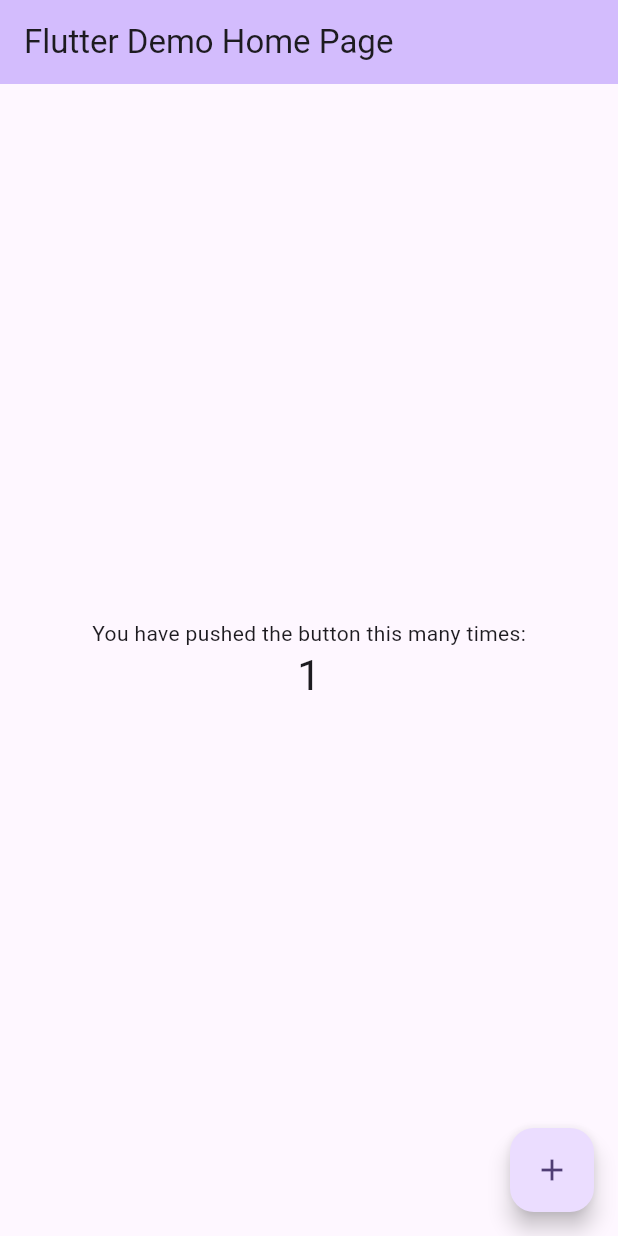
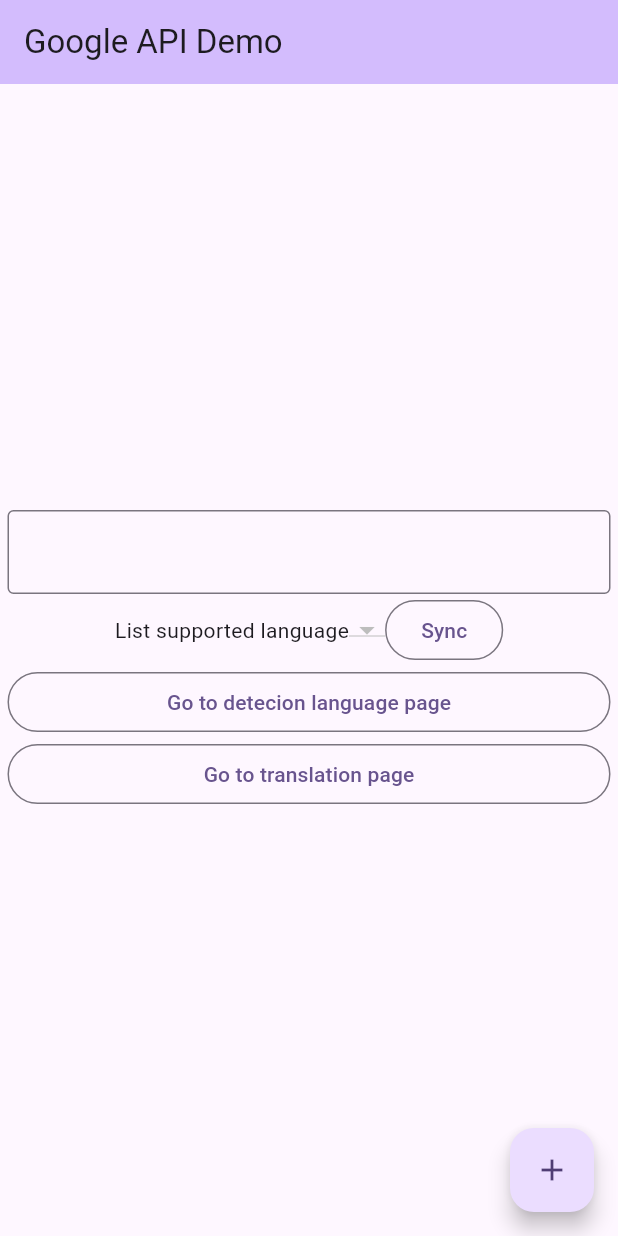
Before and after one commit to phithang711/google_translation, a Flutter app: the MyHomePage screen opened directly, after a tap on the "add" icon, on a phone screen of 412 x 824 dp. Run offline on Flutter 3.47's test engine with Material 3 defaults, Android fonts, the phone set to English and light mode, and no system bars; our stand-ins replace dio.

Commit message:
[Add] Add update translation

```diff
--- a/example/google_transalation_example/lib/main.dart
+++ b/example/google_transalation_example/lib/main.dart
@@ -1,4 +1,10 @@
 import 'package:flutter/material.dart';
+import 'package:google_translation/google_translation.dart';
+
+// How to get API Key found here
+// https://cloud.google.com/translate/docs/setup
+const googleTranslateAPIKey = "";
+final googleTranslation = GoogleTranslator();
 
 void main() {
   runApp(const MyApp());
@@ -7,46 +13,21 @@ void main() {
 class MyApp extends StatelessWidget {
   const MyApp({super.key});
 
-  // This widget is the root of your application.
   @override
   Widget build(BuildContext context) {
     return MaterialApp(
-      title: 'Flutter Demo',
+      title: 'Flutter Translation Demo',
       theme: ThemeData(
-        // This is the theme of your application.
-        //
-        // TRY THIS: Try running your application with "flutter run". You'll see
-        // the application has a purple toolbar. Then, without quitting the app,
-        // try changing the seedColor in the colorScheme below to Colors.green
-        // and then invoke "hot reload" (save your changes or press the "hot
-        // reload" button in a Flutter-supported IDE, or press "r" if you used
-        // the command line to start the app).
-        //
-        // Notice that the counter didn't reset back to zero; the application
-        // state is not lost during the reload. To reset the state, use hot
-        // restart instead.
-        //
-        // This works for code too, not just values: Most code changes can be
-        // tested with just a hot reload.
         colorScheme: ColorScheme.fromSeed(seedColor: Colors.deepPurple),
         useMaterial3: true,
       ),
-      home: const MyHomePage(title: 'Flutter Demo Home Page'),
+      home: const MyHomePage(title: 'Google API Demo'),
     );
   }
 }
 
 class MyHomePage extends StatefulWidget {
   const MyHomePage({super.key, required this.title});
-
-  // This widget is the home page of your application. It is stateful, meaning
-  // that it has a State object (defined below) that contains fields that affect
-  // how it looks.
-
-  // This class is the configuration for the state. It holds the values (in this
-  // case the title) provided by the parent (in this case the App widget) and
-  // used by the build method of the State. Fields in a Widget subclass are
-  // always marked "final".
 
   final String title;
 
@@ -55,71 +36,79 @@ class MyHomePage extends StatefulWidget {
 }
 
 class _MyHomePageState extends State<MyHomePage> {
-  int _counter = 0;
+  final TextEditingController apiKeyTextFieldController =
+      TextEditingController(text: googleTranslateAPIKey);
+  List<String> listSupportedLangauges = [];
+  String dropDownValue = "";
 
-  void _incrementCounter() {
-    setState(() {
-      // This call to setState tells the Flutter framework that something has
-      // changed in this State, which causes it to rerun the build method below
-      // so that the display can reflect the updated values. If we changed
-      // _counter without calling setState(), then the build method would not be
-      // called again, and so nothing would appear to happen.
-      _counter++;
-    });
+  void _incrementCounter() {}
+
+  @override
+  void initState() {
+    super.initState();
   }
 
   @override
   Widget build(BuildContext context) {
-    // This method is rerun every time setState is called, for instance as done
-    // by the _incrementCounter method above.
-    //
-    // The Flutter framework has been optimized to make rerunning build methods
-    // fast, so that you can just rebuild anything that needs updating rather
-    // than having to individually change instances of widgets.
     return Scaffold(
       appBar: AppBar(
-        // TRY THIS: Try changing the color here to a specific color (to
-        // Colors.amber, perhaps?) and trigger a hot reload to see the AppBar
-        // change color while the other colors stay the same.
         backgroundColor: Theme.of(context).colorScheme.inversePrimary,
-        // Here we take the value from the MyHomePage object that was created by
-        // the App.build method, and use it to set our appbar title.
         title: Text(widget.title),
       ),
       body: Center(
-        // Center is a layout widget. It takes a single child and positions it
-        // in the middle of the parent.
+        child: Padding(
+          padding: const EdgeInsets.all(5.0),
           child: Column(
-          // Column is also a layout widget. It takes a list of children and
-          // arranges them vertically. By default, it sizes itself to fit its
-          // children horizontally, and tries to be as tall as its parent.
-          //
-          // Column has various properties to control how it sizes itself and
-          // how it positions its children. Here we use mainAxisAlignment to
-          // center the children vertically; the main axis here is the vertical
-          // axis because Columns are vertical (the cross axis would be
-          // horizontal).
-          //
-          // TRY THIS: Invoke "debug painting" (choose the "Toggle Debug Paint"
-          // action in the IDE, or press "p" in the console), to see the
-          // wireframe for each widget.
             mainAxisAlignment: MainAxisAlignment.center,
+            crossAxisAlignment: CrossAxisAlignment.stretch,
             children: <Widget>[
-            const Text(
-              'You have pushed the button this many times:',
+              TextFormField(
+                controller: apiKeyTextFieldController,
+                decoration: const InputDecoration(border: OutlineInputBorder()),
               ),
-            Text(
-              '$_counter',
-              style: Theme.of(context).textTheme.headlineMedium,
+              Row(
+                mainAxisAlignment: MainAxisAlignment.center,
+                children: [
+                  const Text("List supported language"),
+                  DropdownButton(
+                      items: listSupportedLangauges
+                          .map<DropdownMenuItem<String>>((String value) {
+                        return DropdownMenuItem<String>(
+                          value: value,
+                          child: Text(value),
+                        );
+                      }).toList(),
+                      value: dropDownValue,
+                      onChanged: (String? chosenLanguage) {}),
+                  OutlinedButton(
+                    onPressed: () {},
+                    child: const Text("Sync"),
                   ),
                 ],
+              ),
+              OutlinedButton(
+                onPressed: () {},
+                child: const Text(
+                  "Go to detecion language page",
+                ),
+              ),
+              OutlinedButton(
+                onPressed: () {},
+                child: const Text(
+                  "Go to translation page",
+                ),
+              ),
+            ],
+          ),
         ),
       ),
       floatingActionButton: FloatingActionButton(
         onPressed: _incrementCounter,
         tooltip: 'Increment',
         child: const Icon(Icons.add),
-      ), // This trailing comma makes auto-formatting nicer for build methods.
+      ),
     );
   }
+
+  void _didTapSyncListSupportedLanguage() {}
 }
--- a/example/google_transalation_example/pubspec.yaml
+++ b/example/google_transalation_example/pubspec.yaml
@@ -30,6 +30,7 @@ environment:
 dependencies:
   flutter:
     sdk: flutter
+  google_translation: ^0.1.1
 
 
   # The following adds the Cupertino Icons font to your application.
```
Also changed, not shown: example/google_transalation_example/lib/presentation/translation_page/translation_page.dart (added, +21 -0 lines). Lines whose indentation alone changed are shown as unchanged.
